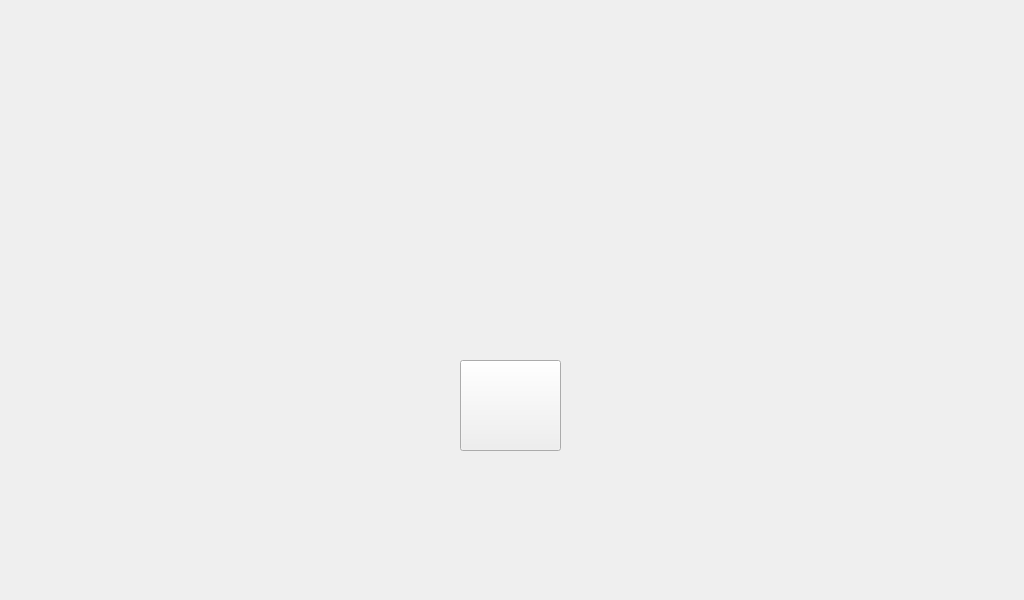
Old version of the form IoT/startPage.ui in the repository cmkds/job-tender-project.
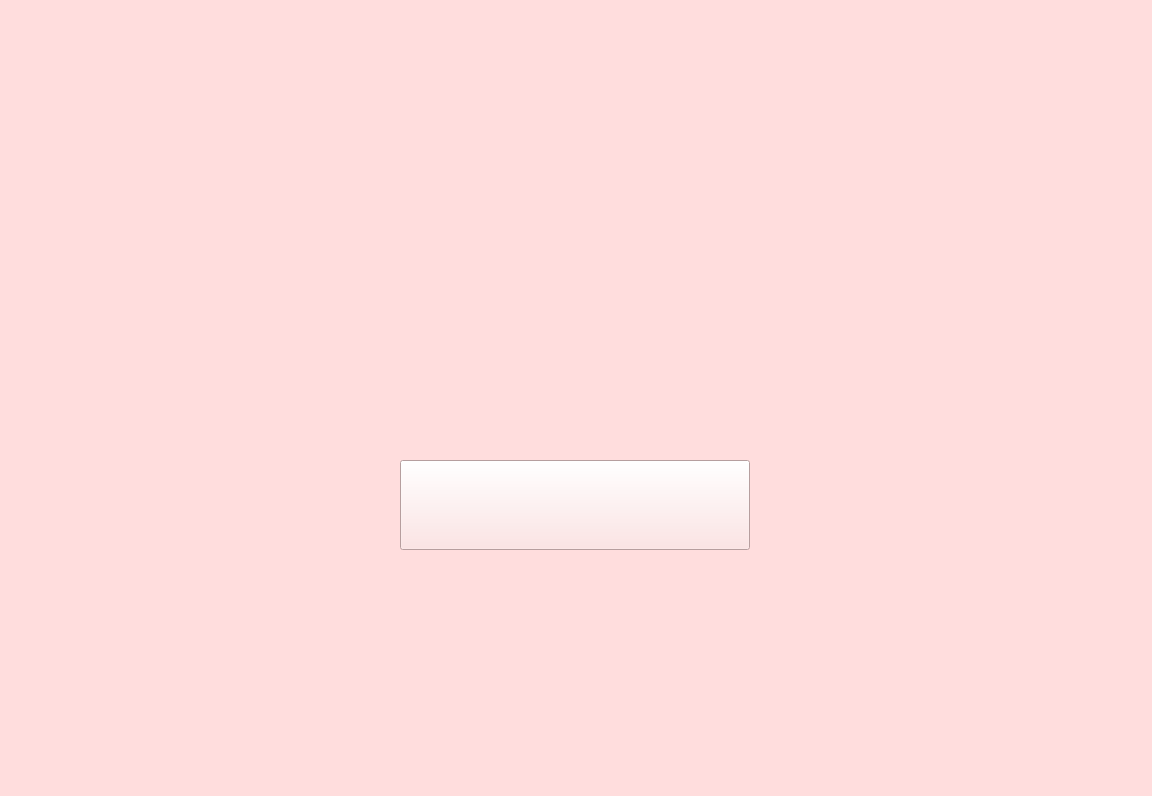
New version of the form. Icons and pictures are not drawn.

The edit to the form file:
```diff
--- a/IoT/startPage.ui
+++ b/IoT/startPage.ui
@@ -6,23 +6,23 @@
    <rect>
     <x>0</x>
     <y>0</y>
-    <width>1024</width>
-    <height>600</height>
+    <width>1152</width>
+    <height>796</height>
    </rect>
   </property>
   <property name="windowTitle">
    <string>Form</string>
   </property>
   <property name="styleSheet">
-   <string notr="true"/>
+   <string notr="true">background-color: rgb(255, 221, 221);</string>
   </property>
   <widget class="QLabel" name="label">
    <property name="geometry">
     <rect>
-     <x>120</x>
-     <y>170</y>
+     <x>320</x>
+     <y>260</y>
      <width>651</width>
-     <height>201</height>
+     <height>211</height>
     </rect>
    </property>
    <property name="styleSheet">
@@ -35,10 +35,10 @@
   <widget class="QLabel" name="label_2">
    <property name="geometry">
     <rect>
-     <x>640</x>
-     <y>200</y>
+     <x>270</x>
+     <y>270</y>
      <width>161</width>
-     <height>141</height>
+     <height>151</height>
     </rect>
    </property>
    <property name="styleSheet">
@@ -51,10 +51,10 @@
   <widget class="QPushButton" name="startBtn">
    <property name="geometry">
     <rect>
-     <x>460</x>
-     <y>360</y>
-     <width>101</width>
-     <height>91</height>
+     <x>400</x>
+     <y>460</y>
+     <width>350</width>
+     <height>90</height>
     </rect>
    </property>
    <property name="styleSheet">
```
Left out of the diff: 12 changed lines with no effect on the pictures.
